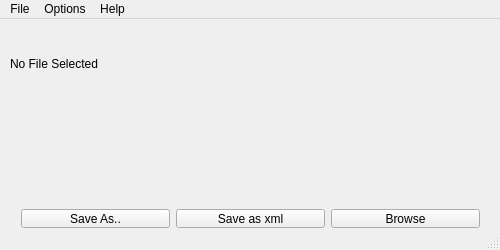
eniac111/DeltaProXmlGen, file mainwindow.ui: the form before one commit.
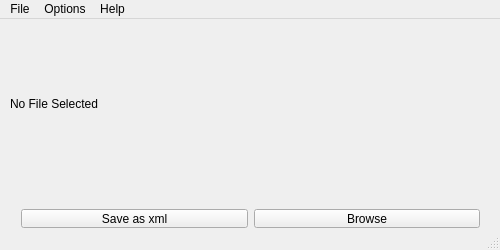
The form after the commit.

```diff
--- a/mainwindow.ui
+++ b/mainwindow.ui
@@ -27,13 +27,6 @@
      </rect>
     </property>
     <layout class="QHBoxLayout" name="horizontalLayout">
-     <item>
-      <widget class="QPushButton" name="BtnGenPass">
-       <property name="text">
-        <string>Save As..</string>
-       </property>
-      </widget>
-     </item>
      <item>
       <widget class="QPushButton" name="BtnSaveAs">
        <property name="text">
@@ -54,7 +47,7 @@
     <property name="geometry">
      <rect>
       <x>10</x>
-      <y>0</y>
+      <y>40</y>
       <width>469</width>
       <height>89</height>
      </rect>
```
Left out of the diff: 2 changed lines with no effect on the pictures.
